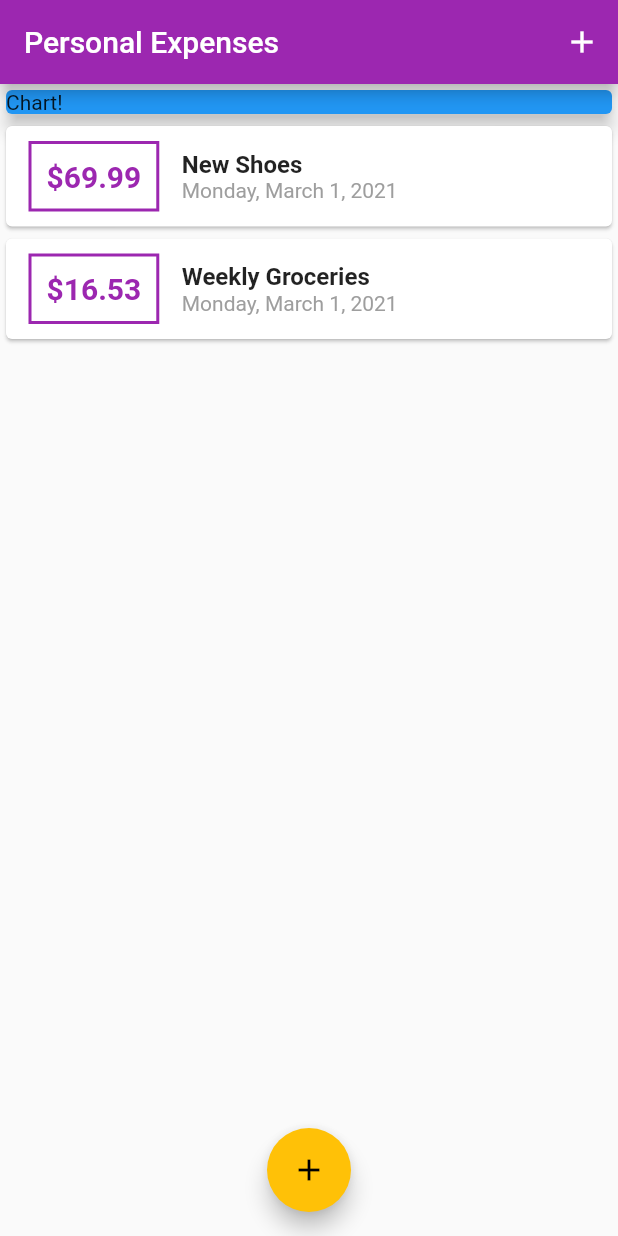
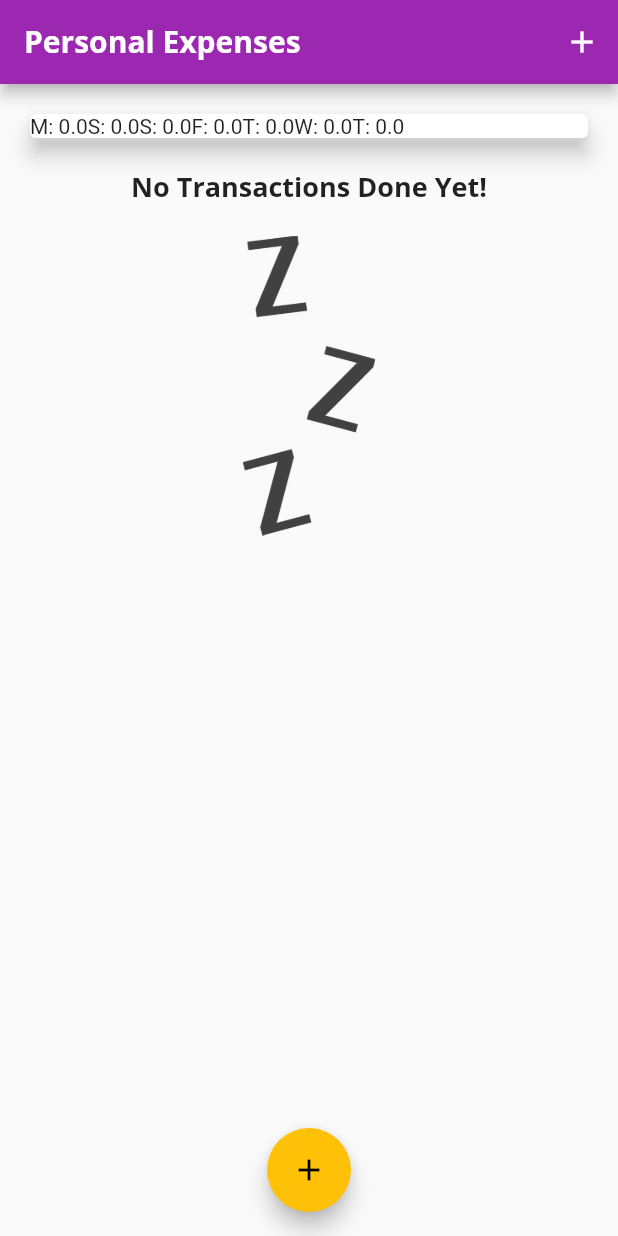
Before and after one commit to Kulpreet-Singh/personal_expenses_flutter, a Flutter app: the screen it shows after launch, on a phone screen of 412 x 824 dp. Run offline on Flutter 3.47's test engine with Material 2 defaults, Android fonts, the phone set to English and light mode, and no system bars.

Commit message:
added fonts and chart basics

```diff
--- a/lib/main.dart
+++ b/lib/main.dart
@@ -2,6 +2,7 @@ import 'package:flutter/material.dart';
 import './widgets/new_transaction.dart';
 import './models/transaction.dart';
 import './widgets/transaction_list.dart';
+import './widgets/chart.dart';
 
 void main() => runApp(MyApp());
 
@@ -13,6 +14,23 @@ class MyApp extends StatelessWidget {
       theme: ThemeData(
         primarySwatch: Colors.purple,
         accentColor: Colors.amber,
+        fontFamily: 'Quicksand',
+        textTheme: ThemeData.light().textTheme.copyWith(
+              title: TextStyle(
+                fontFamily: 'OpenSans',
+                fontWeight: FontWeight.bold,
+                fontSize: 18,
+              ),
+            ),
+        appBarTheme: AppBarTheme(
+          textTheme: ThemeData.light().textTheme.copyWith(
+                title: TextStyle(
+                  fontFamily: 'OpenSans',
+                  fontWeight: FontWeight.bold,
+                  fontSize: 20,
+                ),
+              ),
+        ),
       ),
       home: MyHomePage(),
     );
@@ -26,18 +44,18 @@ class MyHomePage extends StatefulWidget {
 
 class _MyHomePageState extends State<MyHomePage> {
   final List<Transaction> _userTransactions = [
-    Transaction(
-      id: 't1',
-      title: 'New Shoes',
-      amount: 69.99,
-      date: DateTime.now(),
-    ),
-    Transaction(
-      id: 't2',
-      title: 'Weekly Groceries',
-      amount: 16.53,
-      date: DateTime.now(),
-    ),
+    // Transaction(
+    //   id: 't1',
+    //   title: 'New Shoes',
+    //   amount: 69.99,
+    //   date: DateTime.now(),
+    // ),
+    // Transaction(
+    //   id: 't2',
+    //   title: 'Weekly Groceries',
+    //   amount: 16.53,
+    //   date: DateTime.now(),
+    // ),
   ];
 
   void _addNewTransaction(String txTitle, double txAmount) {
@@ -61,6 +79,18 @@ class _MyHomePageState extends State<MyHomePage> {
     );
   }
 
+  List<Transaction> get _recentTransactions {
+    return _userTransactions.where((tx) {
+      return tx.date.isAfter(
+        DateTime.now().subtract(
+          Duration(
+            days: 7,
+          ),
+        ),
+      );
+    }).toList();
+  }
+
   @override
   Widget build(BuildContext context) {
     return Scaffold(
@@ -80,14 +110,7 @@ class _MyHomePageState extends State<MyHomePage> {
           // mainAxisAlignment: MainAxisAlignment.spaceAround,
           crossAxisAlignment: CrossAxisAlignment.stretch,
           children: [
-            Container(
-              width: double.infinity,
-              child: Card(
-                child: Text('Chart!'),
-                elevation: 5,
-                color: Colors.blue,
-              ),
-            ),
+            Chart(_recentTransactions),
             TransactionList(_userTransactions),
           ],
         ),
--- /dev/null
+++ b/lib/widgets/chart.dart
@@ -0,0 +1,43 @@
+import 'package:flutter/material.dart';
+import 'package:intl/intl.dart';
+import '../models/transaction.dart';
+
+class Chart extends StatelessWidget {
+  final List<Transaction> _recentTransactions;
+
+  Chart(this._recentTransactions);
+
+  List<Map<String, Object>> get groupedTransactionValues {
+    return List.generate(7, (index) {
+      final weekDay = DateTime.now().subtract(
+        Duration(days: index),
+      );
+      double _totalSum = 0;
+      for (var i = 0; i < _recentTransactions.length; i++) {
+        if (_recentTransactions[i].date.day == weekDay.day &&
+            _recentTransactions[i].date.month == weekDay.month &&
+            _recentTransactions[i].date.year == weekDay.year) {
+          _totalSum += _recentTransactions[i].amount;
+        }
+      }
+
+      return {
+        'day': DateFormat.E().format(weekDay).substring(0, 1),
+        'amount': _totalSum,
+      };
+    });
+  }
+
+  @override
+  Widget build(BuildContext context) {
+    return Card(
+      elevation: 6,
+      margin: EdgeInsets.all(20),
+      child: Row(
+        children: groupedTransactionValues.map((data) {
+          return Text('${data['day']}: ${data['amount']}');
+        }).toList(),
+      ),
+    );
+  }
+}
--- a/lib/widgets/transaction_list.dart
+++ b/lib/widgets/transaction_list.dart
@@ -10,7 +10,23 @@ class TransactionList extends StatelessWidget {
   Widget build(BuildContext context) {
     return Container(
       height: 300,
-      child: ListView.builder(
+      child: transactions.isEmpty
+          ? Column(
+              children: [
+                Text(
+                  'No Transactions Done Yet!',
+                  style: Theme.of(context).textTheme.title,
+                ),
+                SizedBox(
+                  height: 20,
+                ),
+                Container(
+                  height: 200,
+                  child: Image.asset('assets/images/waiting.png'),
+                ),
+              ],
+            )
+          : ListView.builder(
               itemBuilder: (context, index) {
                 return Card(
                   child: Row(
@@ -41,13 +57,15 @@ class TransactionList extends StatelessWidget {
                         children: [
                           Text(
                             transactions[index].title,
-                      style: TextStyle(
-                        fontSize: 16,
-                        fontWeight: FontWeight.bold,
-                      ),
+                            style: Theme.of(context).textTheme.title,
+                            // style: TextStyle(
+                            //   fontSize: 16,
+                            //   fontWeight: FontWeight.bold,
+                            // ),
                           ),
                           Text(
-                      DateFormat.yMMMMEEEEd().format(transactions[index].date),
+                            DateFormat.yMMMMEEEEd()
+                                .format(transactions[index].date),
                             style: TextStyle(
                               color: Colors.grey,
                             ),
```
Also changed, not shown: pubspec.yaml (+13 -8 lines), assets/fonts/OpenSans-Bold.ttf (added), assets/fonts/OpenSans-Regular.ttf (added), assets/fonts/Quicksand-Bold.ttf (added), assets/fonts/Quicksand-Light.ttf (added), assets/fonts/Quicksand-Medium.ttf (added), assets/fonts/Quicksand-Regular.ttf (added), assets/images/waiting.png (added). Lines whose indentation alone changed are shown as unchanged.
